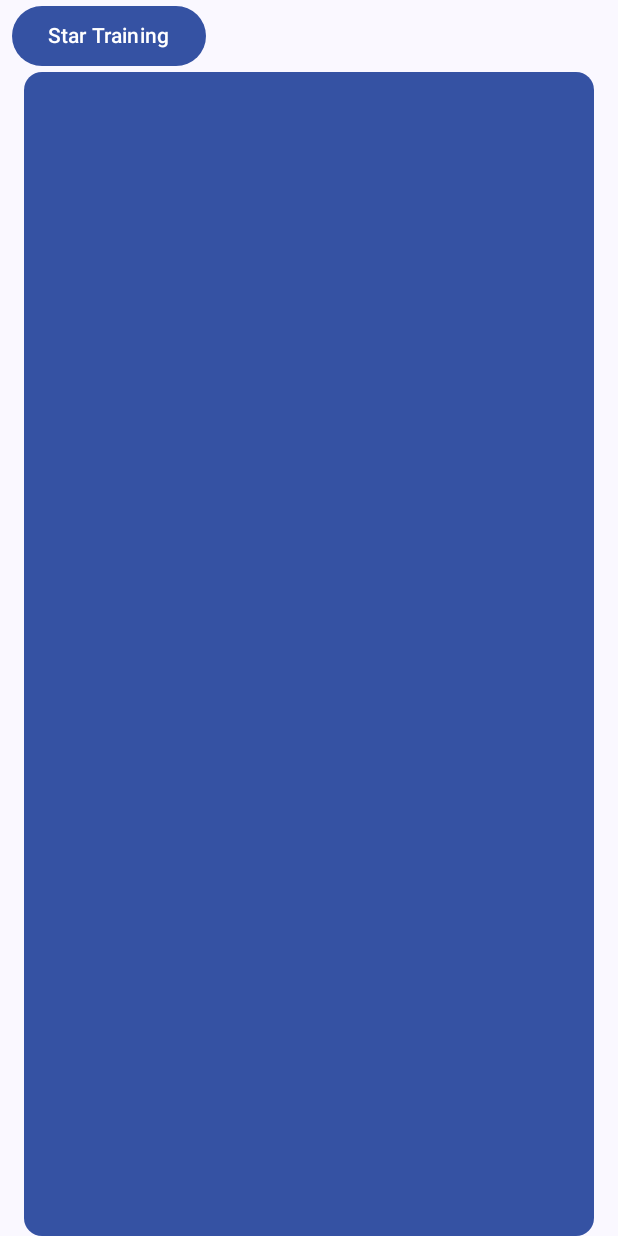
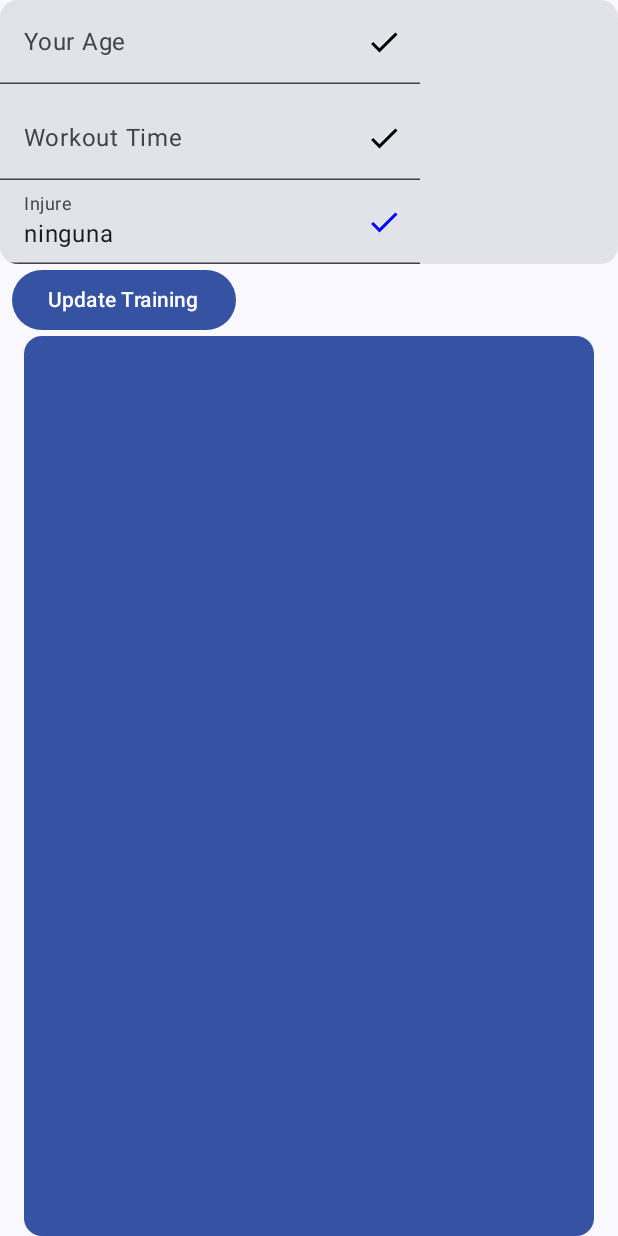
Before and after one commit to Reni-Developer/Workout-with-room, an Android app built with Jetpack Compose: the screen it shows after launch (MainActivity), on a phone screen of 412 x 824 dp. Run offline under Robolectric (Android 15) with nearby library versions, the phone set to English and light mode, and no system bars; our stand-ins replace Dagger/Hilt's generated code, Room's generated code, livedata-compose.

Commit message:
Proyecto funcional, pero faltan detalles 2.0

```diff
--- a/app/src/main/java/com/cursokotlin/entrenamientosconroom/ui/TrainingScreen.kt
+++ b/app/src/main/java/com/cursokotlin/entrenamientosconroom/ui/TrainingScreen.kt
@@ -2,8 +2,8 @@
 
 package com.cursokotlin.entrenamientosconroom.ui
 
-import androidx.collection.MutableIntList
-import androidx.collection.mutableIntListOf
+import androidx.compose.foundation.clickable
+import androidx.compose.foundation.layout.Box
 import androidx.compose.foundation.layout.Column
 import androidx.compose.foundation.layout.PaddingValues
 import androidx.compose.foundation.layout.Spacer
@@ -14,12 +14,16 @@ import androidx.compose.foundation.layout.padding
 import androidx.compose.foundation.layout.size
 import androidx.compose.foundation.lazy.LazyColumn
 import androidx.compose.foundation.lazy.items
+import androidx.compose.material.icons.Icons
+import androidx.compose.material.icons.filled.Check
 import androidx.compose.material3.Button
 import androidx.compose.material3.ButtonDefaults
 import androidx.compose.material3.Card
 import androidx.compose.material3.CardDefaults
 import androidx.compose.material3.Divider
+import androidx.compose.material3.Icon
 import androidx.compose.material3.Text
+import androidx.compose.material3.TextField
 import androidx.compose.runtime.*
 import androidx.compose.runtime.Composable
 import androidx.compose.runtime.livedata.observeAsState
@@ -28,6 +32,7 @@ import androidx.compose.ui.Modifier
 import androidx.compose.ui.graphics.Color
 import androidx.compose.ui.text.font.FontWeight
 import androidx.compose.ui.text.style.TextAlign
+import androidx.compose.ui.tooling.preview.Preview
 import androidx.compose.ui.unit.dp
 import androidx.compose.ui.unit.sp
 import com.cursokotlin.entrenamientosconroom.data.networkAPI.UserDataModel
@@ -37,15 +42,15 @@ import com.cursokotlin.entrenamientosconroom.viewmodel.TrainingViewModel
 fun TrainingScreen(modifier: Modifier = Modifier, trainingViewModel: TrainingViewModel) {
 
     val workoutWithSetsAndExercises by trainingViewModel.workoutWithSets.observeAsState(emptyList())
+    val age by trainingViewModel.age.observeAsState(initial = 25)
+    val time by trainingViewModel.time.observeAsState(initial = 25)
+    val injure by trainingViewModel.injure.observeAsState("ninguna")
 
-    val sex = 1
-    val age = 25
-    val target = 0
-    val muscles = listOf(50, 31)
-    val difficulty = 2
-    val time = 60
-    val injure = "ninguna"
-    val language = 1
+    var muscles by remember { mutableStateOf(listOf(50, 31)) }
+    var sex by remember { mutableIntStateOf(0) }
+    var target by remember { mutableIntStateOf(0) }
+    var difficulty by remember { mutableIntStateOf(2) }
+    var language by remember { mutableIntStateOf(1) }
 
     val currentUserData = remember {
         UserDataModel(
@@ -62,6 +67,9 @@ fun TrainingScreen(modifier: Modifier = Modifier, trainingViewModel: TrainingVie
     var lastUserData by remember { mutableStateOf<UserDataModel?>(null) }
 
     Column(modifier = modifier.fillMaxSize()) {
+
+        ConfigUserWorkout(modifier, trainingViewModel, age, time, injure)
+
         Button(modifier = modifier
             .padding(horizontal = 8.dp),
             shape = ButtonDefaults.elevatedShape,
@@ -74,7 +82,7 @@ fun TrainingScreen(modifier: Modifier = Modifier, trainingViewModel: TrainingVie
             }
         )
         {
-            Text(text = "Star Training")
+            Text(text = "Update Training")
         }
 
         Card(
@@ -141,3 +149,100 @@ fun TrainingScreen(modifier: Modifier = Modifier, trainingViewModel: TrainingVie
         }
     }
 }
+
+@Composable
+fun ConfigUserWorkout(
+    modifier: Modifier = Modifier,
+    trainingViewModel: TrainingViewModel,
+    currentAge: Int, currentTime: Int, currentInjure: String) {
+
+    var ageInt by remember { mutableIntStateOf(25) }
+    var ageString by remember { mutableStateOf("") }
+    var timeInt by remember { mutableIntStateOf(30) }
+    var timeString by remember { mutableStateOf("") }
+    var injure by remember { mutableStateOf("ninguna") }
+
+    Card(modifier = modifier.fillMaxWidth()) {
+        TextField(
+            value = ageString,
+            onValueChange = {
+                ageString = it
+                it.toIntOrNull()?.let { safeAge ->
+                    ageInt = safeAge
+                }
+            },
+            label = { Text(text = "Your Age") },
+            singleLine = true,
+            maxLines = 1,
+            trailingIcon = {
+                Icon(
+                    imageVector = Icons.Filled.Check,
+                    contentDescription = "",
+                    modifier = Modifier.clickable {
+                        trainingViewModel.onChangeAge(ageInt)
+                    },
+                    tint = (
+                            if ((ageString.toIntOrNull() ?: ageString) == currentAge)
+                                Color.Blue
+                            else
+                                Color.Black
+                            )
+                )
+            }
+        )
+        Spacer(modifier = Modifier.height(8.dp))
+
+        TextField(
+            value = timeString,
+            onValueChange = {
+                timeString = it
+                it.toIntOrNull()?.let { safeTime ->
+                    timeInt = safeTime
+                }
+            },
+            label = { Text(text = "Workout Time") },
+            singleLine = true,
+            maxLines = 1,
+            trailingIcon = {
+                Icon(
+                    imageVector = Icons.Filled.Check,
+                    contentDescription = "",
+                    modifier = Modifier.clickable {
+                        trainingViewModel.onChangeTime(timeInt)
+                    },
+                    tint = (
+                            if ((timeString.toIntOrNull() ?: timeString) == currentTime)
+                                Color.Blue
+                            else
+                                Color.Black
+                            )
+                )
+            }
+        )
+
+        TextField(
+            value = injure,
+            onValueChange = { injure = it },
+            label = { Text(text = "Injure") },
+            singleLine = true,
+            maxLines = 1,
+            trailingIcon = {
+                Icon(
+                    imageVector = Icons.Filled.Check,
+                    contentDescription = "",
+                    modifier = Modifier.clickable {
+                        trainingViewModel.onChangeInjure(injure)
+                    },
+                    tint = (
+                            if (injure == currentInjure)
+                                Color.Blue
+                            else
+                                Color.Black
+                            )
+                )
+            }
+        )
+
+    }
+
+}
--- a/app/src/main/java/com/cursokotlin/entrenamientosconroom/viewmodel/TrainingViewModel.kt
+++ b/app/src/main/java/com/cursokotlin/entrenamientosconroom/viewmodel/TrainingViewModel.kt
@@ -9,6 +9,7 @@ import com.cursokotlin.entrenamientosconroom.data.bd.WorkoutWithSetsAndExercises
 import com.cursokotlin.entrenamientosconroom.data.networkAPI.UserDataModel
 import com.cursokotlin.entrenamientosconroom.dominio.TrainingUseCase
 import dagger.hilt.android.lifecycle.HiltViewModel
+import kotlinx.coroutines.flow.StateFlow
 import kotlinx.coroutines.launch
 import javax.inject.Inject
 
@@ -21,6 +22,15 @@ class TrainingViewModel @Inject constructor(
     private val _workoutWithSets = MutableLiveData<List<WorkoutWithSetsAndExercises>>()
     val workoutWithSets: LiveData<List<WorkoutWithSetsAndExercises>> get() = _workoutWithSets
 
+    private val _age = MutableLiveData<Int>(25)
+    val age: LiveData<Int> get() = _age
+
+    private val _time = MutableLiveData<Int>(30)
+    val time: LiveData<Int> get() = _time
+
+    private val _injure = MutableLiveData<String>("ninguna")
+    val injure: LiveData<String> get() = _injure
+
     fun loadWorkout(userData: UserDataModel) {
         // Paso 1: Llama al UseCase que hace POST a la API y guarda en Room
         viewModelScope.launch {
@@ -32,9 +42,22 @@ class TrainingViewModel @Inject constructor(
             // Paso 3: Recorre cada workout y obtiene su estructura completa (sets + ejercicios)
             val detailedWorkouts = mutableListOf<WorkoutWithSetsAndExercises>()
             for (workout in allWorkouts) {
-               detailedWorkouts += workoutDao.getWorkoutWithSetsAndExercises(workout.workoutId.toInt())
+                detailedWorkouts += workoutDao.getWorkoutWithSetsAndExercises(workout.workoutId.toInt())
             }
             _workoutWithSets.value = detailedWorkouts
         }
     }
+
+    fun onChangeAge(age: Int) {
+        _age.value = age
+    }
+
+    fun onChangeTime(time: Int) {
+        _time.value = time
+    }
+
+    fun onChangeInjure(injure: String) {
+        _injure.value = injure
+    }
+
 }
```
Also changed, not shown: 1 other file.
